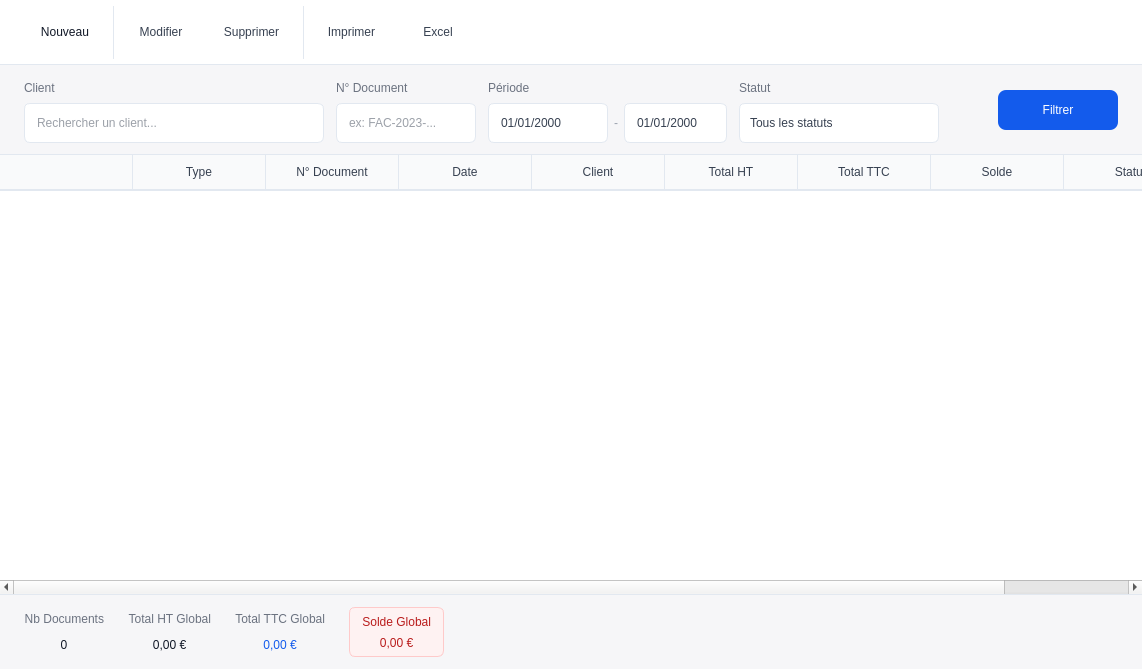
Old version of the form program/windows/liste_ventes/liste_ventes.ui in the repository lak-barmajyat/ERP.
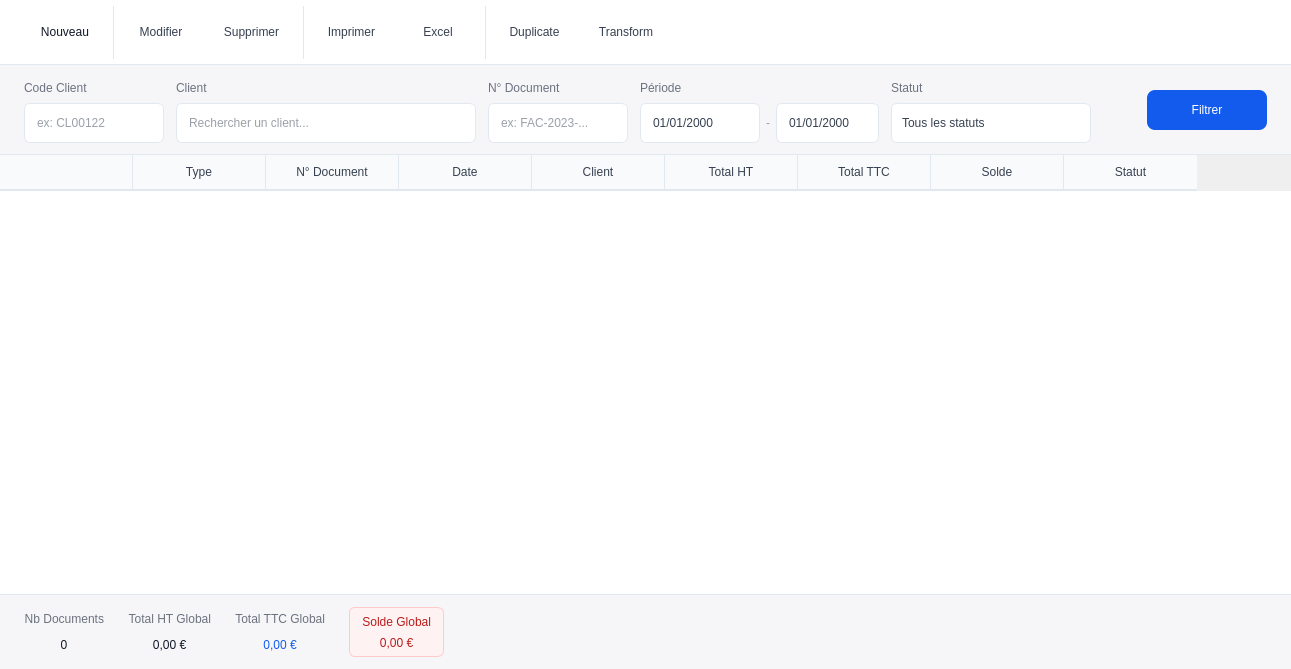
New version of the form. Icons and pictures are not drawn.

Diff of the .ui file:
```diff
--- a/program/windows/liste_ventes/liste_ventes.ui
+++ b/program/windows/liste_ventes/liste_ventes.ui
@@ -6,7 +6,7 @@
    <rect>
     <x>0</x>
     <y>0</y>
-    <width>1142</width>
+    <width>1291</width>
     <height>669</height>
    </rect>
   </property>
@@ -50,7 +50,8 @@
     border-bottom: 1px solid #e2e8f0;
 }
 QToolButton#tbNew, QToolButton#tbEdit, QToolButton#tbDelete,QToolButton#tbFermer,
-QToolButton#tbPrint, QToolButton#tbExportExcel {
+QToolButton#tbPrint, QToolButton#tbExportExcel, QToolButton#tbTransform,
+QToolButton#tbDuplicate{
     background-color: transparent;
     border: none;
     padding: 4px 12px;
@@ -66,6 +67,8 @@
 QToolButton#tbDelete:hover,
 QToolButton#tbPrint:hover,
 QToolButton#tbFermer:hover,
+QToolButton#tbTransform:hover,
+QToolButton#tbDuplicate:hover,
 QToolButton#tbExportExcel:hover {
     background-color: #f9fafb;
 }
@@ -90,6 +93,12 @@
 QToolButton#tbFermer {
     qproperty-icon: url(program/assets/documents/quit.svg);
 }
+QToolButton#tbTransform {
+    qproperty-icon: url(program/assets/documents/transform.svg);
+}
+QToolButton#tbDuplicate {
+    qproperty-icon: url(program/assets/documents/duplicate.svg);
+}
        </string>
      </property>
      <property name="frameShape">
@@ -225,6 +234,55 @@
         </property>
        </widget>
       </item>
+      <item>
+       <widget class="QFrame" name="toolbarDivider2_2">
+        <property name="styleSheet">
+         <string notr="true">
+QFrame#toolbarDivider2_2 {
+    color: #e2e8f0;
+}
+          </string>
+        </property>
+        <property name="frameShape">
+         <enum>QFrame::VLine</enum>
+        </property>
+        <property name="frameShadow">
+         <enum>QFrame::Plain</enum>
+        </property>
+       </widget>
+      </item>
+      <item>
+       <widget class="QToolButton" name="tbDuplicate">
+        <property name="minimumSize">
+         <size>
+          <width>80</width>
+          <height>46</height>
+         </size>
+        </property>
+        <property name="text">
+         <string>Duplicate</string>
+        </property>
+        <property name="toolButtonStyle">
+         <enum>Qt::ToolButtonTextUnderIcon</enum>
+        </property>
+       </widget>
+      </item>
+      <item>
+       <widget class="QToolButton" name="tbTransform">
+        <property name="minimumSize">
+         <size>
+          <width>80</width>
+          <height>46</height>
+         </size>
+        </property>
+        <property name="text">
+         <string>Transform</string>
+        </property>
+        <property name="toolButtonStyle">
+         <enum>Qt::ToolButtonTextUnderIcon</enum>
+        </property>
+       </widget>
+      </item>
       <item>
        <spacer name="toolbarSpacer">
         <property name="orientation">
@@ -265,13 +323,13 @@
     border-bottom: 1px solid #e2e8f0;
 }
 
-QLabel#labelClient, QLabel#labelDocNumber, QLabel#labelPeriod, QLabel#labelStatus {
+QLabel#labelClient, QLabel#labelDocNumber, QLabel#labelPeriod, QLabel#labelStatus, QLabel#labelcodeclient {
     color: #6b7280;
     font: 600 8pt &quot;Overpass&quot;;
     text-transform: uppercase;
 }
 
-QLineEdit#editClient, QLineEdit#editDocNumber {
+QLineEdit#editClient, QLineEdit#editDocNumber, QLineEdit#editcodeclient {
     background-color: #ffffff;
     border: 1px solid #e2e8f0;
     border-radius: 6px;
@@ -354,6 +412,39 @@
       <property name="bottomMargin">
        <number>12</number>
       </property>
+      <item>
+       <layout class="QVBoxLayout" name="docFilterLayout_2">
+        <property name="spacing">
+         <number>4</number>
+        </property>
+        <item>
+         <widget class="QLabel" name="labelcodeclient">
+          <property name="text">
+           <string>Code Client</string>
+          </property>
+         </widget>
+        </item>
+        <item>
+         <widget class="QLineEdit" name="editcodeclient">
+          <property name="minimumSize">
+           <size>
+            <width>140</width>
+            <height>40</height>
+           </size>
+          </property>
+          <property name="maximumSize">
+           <size>
+            <width>16777215</width>
+            <height>40</height>
+           </size>
+          </property>
+          <property name="placeholderText">
+           <string>ex: CL00122</string>
+          </property>
+         </widget>
+        </item>
+       </layout>
+      </item>
       <item>
        <layout class="QVBoxLayout" name="clientFilterLayout">
         <property name="spacing">
```
Left out of the diff: 2 changed lines with no effect on the pictures.
